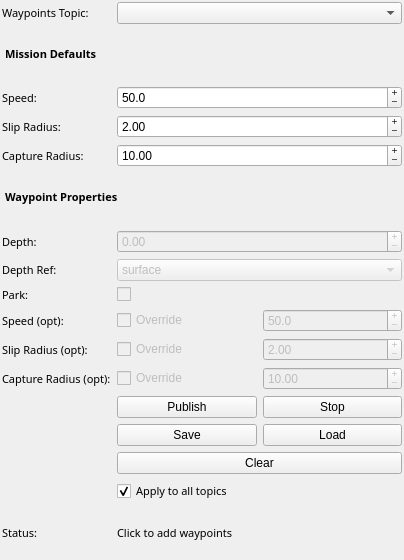
BYU-FROST-Lab/cougars-ros2, file coug_mapviz/ui/coug_waypoints_config.ui: the form before one commit.
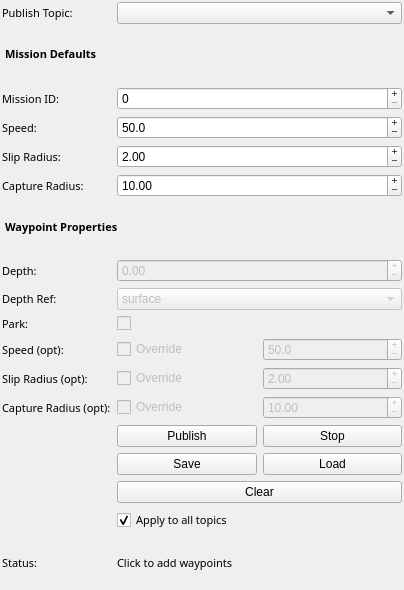
The form after the commit.

Commit message: FEAT: Mapviz working for mission planning

Patch:
```diff
--- a/coug_mapviz/ui/coug_waypoints_config.ui
+++ b/coug_mapviz/ui/coug_waypoints_config.ui
@@ -11,7 +11,7 @@
   <class>coug_waypoints_config</class>
   <widget class="QWidget" name="coug_waypoints_config">
     <property name="geometry">
-      <rect><x>0</x><y>0</y><width>404</width><height>560</height></rect>
+      <rect><x>0</x><y>0</y><width>404</width><height>590</height></rect>
     </property>
     <property name="windowTitle"><string>Form</string></property>
     <property name="styleSheet"><string notr="true" /></property>
@@ -27,7 +27,7 @@
       <item row="0" column="0">
         <widget class="QLabel" name="label_topic">
           <property name="font"><font><family>Sans Serif</family><pointsize>8</pointsize></font></property>
-          <property name="text"><string>Waypoints Topic:</string></property>
+          <property name="text"><string>Publish Topic:</string></property>
         </widget>
       </item>
       <item row="0" column="1" colspan="3">
@@ -51,12 +51,28 @@
 
       <!-- Row 2: Default Speed -->
       <item row="2" column="0">
+        <widget class="QLabel" name="label_mission_id">
+          <property name="font"><font><family>Sans Serif</family><pointsize>8</pointsize></font></property>
+          <property name="text"><string>Mission ID:</string></property>
+        </widget>
+      </item>
+      <item row="2" column="1" colspan="3">
+        <widget class="QSpinBox" name="mission_id_editor">
+          <property name="minimum"><number>0</number></property>
+          <property name="maximum"><number>65535</number></property>
+          <property name="value"><number>0</number></property>
+          <property name="buttonSymbols"><enum>QAbstractSpinBox::PlusMinus</enum></property>
+        </widget>
+      </item>
+
+      <!-- Row 3: Default Speed -->
+      <item row="3" column="0">
         <widget class="QLabel" name="label_default_speed">
           <property name="font"><font><family>Sans Serif</family><pointsize>8</pointsize></font></property>
           <property name="text"><string>Speed:</string></property>
         </widget>
       </item>
-      <item row="2" column="1" colspan="3">
+      <item row="3" column="1" colspan="3">
         <widget class="QDoubleSpinBox" name="default_speed_editor">
           <property name="decimals"><number>1</number></property>
           <property name="minimum"><double>0.0</double></property>
@@ -66,14 +82,14 @@
         </widget>
       </item>
 
-      <!-- Row 3: Default Slip Radius -->
-      <item row="3" column="0">
+      <!-- Row 4: Default Slip Radius -->
+      <item row="4" column="0">
         <widget class="QLabel" name="label_default_slip">
           <property name="font"><font><family>Sans Serif</family><pointsize>8</pointsize></font></property>
           <property name="text"><string>Slip Radius:</string></property>
         </widget>
       </item>
-      <item row="3" column="1" colspan="3">
+      <item row="4" column="1" colspan="3">
         <widget class="QDoubleSpinBox" name="default_slip_radius_editor">
           <property name="decimals"><number>2</number></property>
           <property name="minimum"><double>0.0</double></property>
@@ -83,14 +99,14 @@
         </widget>
       </item>
 
-      <!-- Row 4: Default Capture Radius -->
-      <item row="4" column="0">
+      <!-- Row 5: Default Capture Radius -->
+      <item row="5" column="0">
         <widget class="QLabel" name="label_default_capture">
           <property name="font"><font><family>Sans Serif</family><pointsize>8</pointsize></font></property>
           <property name="text"><string>Capture Radius:</string></property>
         </widget>
       </item>
-      <item row="4" column="1" colspan="3">
+      <item row="5" column="1" colspan="3">
         <widget class="QDoubleSpinBox" name="default_capture_radius_editor">
           <property name="decimals"><number>2</number></property>
           <property name="minimum"><double>0.0</double></property>
@@ -100,8 +116,8 @@
         </widget>
       </item>
 
-      <!-- ═══ Row 5: Waypoint Properties header ═══ -->
-      <item row="5" column="0" colspan="4">
+      <!-- Row 6: Waypoint Properties header -->
+      <item row="6" column="0" colspan="4">
         <widget class="QLabel" name="label_wp_props">
           <property name="font">
             <font><family>Sans Serif</family><pointsize>8</pointsize><bold>true</bold></font>
@@ -113,14 +129,14 @@
         </widget>
       </item>
 
-      <!-- Row 6: Depth value -->
-      <item row="6" column="0">
+      <!-- Row 7: Depth value -->
+      <item row="7" column="0">
         <widget class="QLabel" name="label_depth">
           <property name="font"><font><family>Sans Serif</family><pointsize>8</pointsize></font></property>
           <property name="text"><string>Depth:</string></property>
         </widget>
       </item>
-      <item row="6" column="1" colspan="3">
+      <item row="7" column="1" colspan="3">
         <widget class="QDoubleSpinBox" name="depth_editor">
           <property name="enabled"><bool>false</bool></property>
           <property name="decimals"><number>2</number></property>
@@ -130,14 +146,14 @@
         </widget>
       </item>
 
-      <!-- Row 7: Depth reference (required) -->
-      <item row="7" column="0">
+      <!-- Row 8: Depth reference (required) -->
+      <item row="8" column="0">
         <widget class="QLabel" name="label_depth_ref">
           <property name="font"><font><family>Sans Serif</family><pointsize>8</pointsize></font></property>
           <property name="text"><string>Depth Ref:</string></property>
         </widget>
       </item>
-      <item row="7" column="1" colspan="3">
+      <item row="8" column="1" colspan="3">
         <widget class="QComboBox" name="depth_ref_selector">
           <property name="enabled"><bool>false</bool></property>
           <item><property name="text"><string>surface</string></property></item>
@@ -145,28 +161,28 @@
         </widget>
       </item>
 
-      <!-- Row 8: Park (required) -->
-      <item row="8" column="0">
+      <!-- Row 9: Park (required) -->
+      <item row="9" column="0">
         <widget class="QLabel" name="label_park">
           <property name="font"><font><family>Sans Serif</family><pointsize>8</pointsize></font></property>
           <property name="text"><string>Park:</string></property>
         </widget>
       </item>
-      <item row="8" column="1" colspan="3">
+      <item row="9" column="1" colspan="3">
         <widget class="QCheckBox" name="park_checkbox">
           <property name="enabled"><bool>false</bool></property>
           <property name="text"><string></string></property>
         </widget>
       </item>
 
-      <!-- Row 9: Speed (optional per-waypoint override) -->
-      <item row="9" column="0">
+      <!-- Row 10: Speed (optional per-waypoint override) -->
+      <item row="10" column="0">
         <widget class="QLabel" name="label_speed">
           <property name="font"><font><family>Sans Serif</family><pointsize>8</pointsize></font></property>
           <property name="text"><string>Speed (opt):</string></property>
         </widget>
       </item>
-      <item row="9" column="1" colspan="3">
+      <item row="10" column="1" colspan="3">
         <layout class="QHBoxLayout" name="layout_speed">
           <item>
             <widget class="QCheckBox" name="speed_override_checkbox">
@@ -187,14 +203,14 @@
         </layout>
       </item>
 
-      <!-- Row 10: Slip Radius (optional per-waypoint override) -->
-      <item row="10" column="0">
+      <!-- Row 11: Slip Radius (optional per-waypoint override) -->
+      <item row="11" column="0">
         <widget class="QLabel" name="label_slip_radius">
           <property name="font"><font><family>Sans Serif</family><pointsize>8</pointsize></font></property>
           <property name="text"><string>Slip Radius (opt):</string></property>
         </widget>
       </item>
-      <item row="10" column="1" colspan="3">
+      <item row="11" column="1" colspan="3">
         <layout class="QHBoxLayout" name="layout_slip_radius">
           <item>
             <widget class="QCheckBox" name="slip_radius_override_checkbox">
@@ -215,14 +231,14 @@
         </layout>
       </item>
 
-      <!-- Row 11: Capture Radius (optional per-waypoint override) -->
-      <item row="11" column="0">
+      <!-- Row 12: Capture Radius (optional per-waypoint override) -->
+      <item row="12" column="0">
         <widget class="QLabel" name="label_capture_radius">
           <property name="font"><font><family>Sans Serif</family><pointsize>8</pointsize></font></property>
           <property name="text"><string>Capture Radius (opt):</string></property>
         </widget>
       </item>
-      <item row="11" column="1" colspan="3">
+      <item row="12" column="1" colspan="3">
         <layout class="QHBoxLayout" name="layout_capture_radius">
           <item>
             <widget class="QCheckBox" name="capture_radius_override_checkbox">
@@ -243,8 +259,8 @@
         </layout>
       </item>
 
-      <!-- ═══ Row 12: Publish / Stop ═══ -->
-      <item row="12" column="1" colspan="3">
+      <!-- Row 13: Publish / Stop -->
+      <item row="13" column="1" colspan="3">
         <layout class="QHBoxLayout" name="horizontalLayout_pub_stop">
           <item>
             <widget class="QPushButton" name="publish">
@@ -259,8 +275,8 @@
         </layout>
       </item>
 
-      <!-- Row 13: Save / Load -->
-      <item row="13" column="1" colspan="3">
+      <!-- Row 14: Save / Load -->
+      <item row="14" column="1" colspan="3">
         <layout class="QHBoxLayout" name="horizontalLayout_file">
           <item>
             <widget class="QPushButton" name="save">
@@ -275,15 +291,15 @@
         </layout>
       </item>
 
-      <!-- Row 14: Clear -->
-      <item row="14" column="1" colspan="3">
+      <!-- Row 15: Clear -->
+      <item row="15" column="1" colspan="3">
         <widget class="QPushButton" name="clear">
           <property name="text"><string>Clear</string></property>
         </widget>
       </item>
 
-      <!-- Row 15: Apply all -->
-      <item row="15" column="1" colspan="3">
+      <!-- Row 16: Apply all -->
+      <item row="16" column="1" colspan="3">
         <widget class="QCheckBox" name="apply_all">
           <property name="font"><font><family>Sans Serif</family><pointsize>8</pointsize></font></property>
           <property name="text"><string>Apply to all topics</string></property>
@@ -291,14 +307,14 @@
         </widget>
       </item>
 
-      <!-- Row 16: Status -->
-      <item row="16" column="0">
+      <!-- Row 17: Status -->
+      <item row="17" column="0">
         <widget class="QLabel" name="label_status">
           <property name="font"><font><family>Sans Serif</family><pointsize>8</pointsize></font></property>
           <property name="text"><string>Status:</string></property>
         </widget>
       </item>
-      <item row="16" column="1" colspan="3">
+      <item row="17" column="1" colspan="3">
         <widget class="QLabel" name="status">
           <property name="font"><font><family>Sans Serif</family><pointsize>8</pointsize></font></property>
           <property name="styleSheet"><string notr="true" /></property>
```
Left out of the diff: 6 changed lines with no effect on the pictures. The commit also changes 11 other files.
